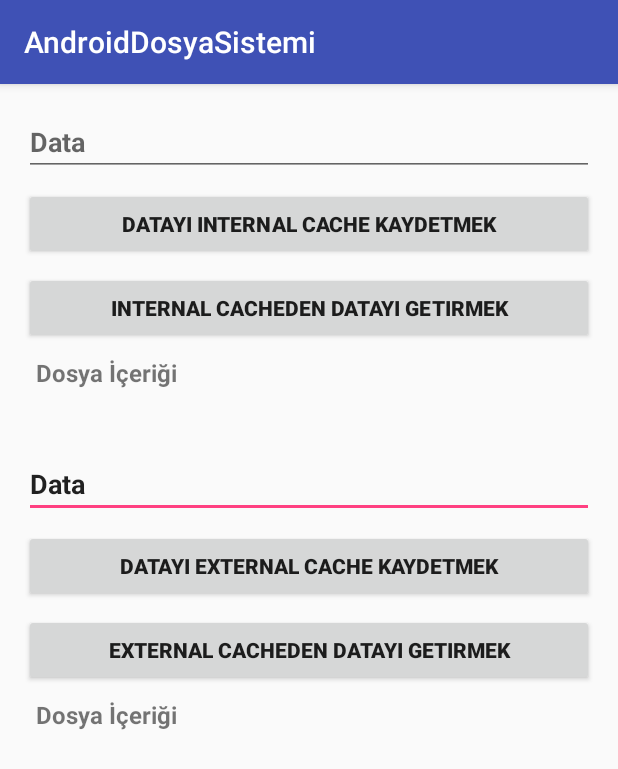
After one commit to KadirKuruca/AndroidDosyaSistemi, an Android app: the CacheStorageDemo screen opened directly, with no data from a screen before it, on a phone screen of 412 x 824 dp. The commit adds this screen. Shown: the top 769 px of the screen. Run offline under Robolectric (Android 15) with nearby library versions, the phone set to English and light mode, and no system bars.

Commit message:
InternalCache Storage yazma ve okuma işlemleri yapıldı.

```diff
--- a/app/src/main/AndroidManifest.xml
+++ b/app/src/main/AndroidManifest.xml
@@ -17,7 +17,8 @@
             </intent-filter>
         </activity>
         <activity android:name=".InternalStorageDemo" />
-        <activity android:name=".InternalStorageGoruntule"></activity>
+        <activity android:name=".InternalStorageGoruntule" />
+        <activity android:name=".CacheStorageDemo"></activity>
     </application>
 
 </manifest>
--- /dev/null
+++ b/app/src/main/java/com/example/kadir/androiddosyasistemi/CacheStorageDemo.java
@@ -0,0 +1,97 @@
+package com.example.kadir.androiddosyasistemi;
+
+import android.support.v7.app.AppCompatActivity;
+import android.os.Bundle;
+import android.view.View;
+import android.widget.EditText;
+import android.widget.TextView;
+import android.widget.Toast;
+
+import java.io.File;
+import java.io.FileInputStream;
+import java.io.FileNotFoundException;
+import java.io.FileOutputStream;
+import java.io.IOException;
+
+public class CacheStorageDemo extends AppCompatActivity {
+
+    EditText etData1,etData2;
+    TextView tvInternalCache,tvExternalCache;
+
+    @Override
+    protected void onCreate(Bundle savedInstanceState) {
+        super.onCreate(savedInstanceState);
+        setContentView(R.layout.activity_cache_storage_demo);
+        init();
+
+    }
+
+    private void init() {
+
+        etData1 = findViewById(R.id.editText);
+        etData2 = findViewById(R.id.editText2);
+        tvInternalCache = findViewById(R.id.tvDataInternalCache);
+        tvExternalCache = findViewById(R.id.tvDataExternalCache);
+    }
+
+    public void saveDataToInternalCache(View view) {
+
+        String cacheData = etData1.getText().toString();
+
+        File cacheFolder = getCacheDir();
+        File cacheFile = new File(cacheFolder,"cache_file.txt");
+        FileOutputStream fos = null;
+
+        try {
+            fos = new FileOutputStream(cacheFile);
+            fos.write(cacheData.getBytes());
+        } catch (FileNotFoundException e) {
+            e.printStackTrace();
+        } catch (IOException e) {
+            e.printStackTrace();
+        }
+        finally {
+            if(fos != null){
+                try {
+                    fos.close();
+                    Toast.makeText(this, "Dosyaya Yazma İşlemi Başarılı!", Toast.LENGTH_SHORT).show();
+                } catch (IOException e) {
+                    e.printStackTrace();
+                }
+            }
+        }
+
+
+    }
+
+    public void loadDataFromInternalCache(View view) {
+
+        File cacheFolder = getCacheDir();
+        File cacheFile = new File(cacheFolder,"cache_file.txt");
+        StringBuffer buffer = new StringBuffer();
+
+        FileInputStream fis = null;
+
+        try {
+            fis = new FileInputStream(cacheFile);
+            int read;
+            while((read=fis.read()) != -1){
+                buffer.append((char)read);
+            }
+        } catch (FileNotFoundException e) {
+            e.printStackTrace();
+        } catch (IOException e) {
+            e.printStackTrace();
+        }
+        finally {
+            if(fis != null){
+                try {
+                    fis.close();
+                } catch (IOException e) {
+                    e.printStackTrace();
+                }
+            }
+        }
+        tvInternalCache.setText(buffer);
+    }
+}
--- a/app/src/main/java/com/example/kadir/androiddosyasistemi/MainActivity.java
+++ b/app/src/main/java/com/example/kadir/androiddosyasistemi/MainActivity.java
@@ -18,4 +18,10 @@ public class MainActivity extends AppCompatActivity {
         Intent intent = new Intent(this,InternalStorageDemo.class);
         startActivity(intent);
     }
+
+    public void openCacheStorageDemo(View view) {
+
+        Intent intent = new Intent(this,CacheStorageDemo.class);
+        startActivity(intent);
+    }
 }
--- /dev/null
+++ b/app/src/main/res/layout/activity_cache_storage_demo.xml
@@ -0,0 +1,123 @@
+<?xml version="1.0" encoding="utf-8"?>
+<android.support.constraint.ConstraintLayout xmlns:android="http://schemas.android.com/apk/res/android"
+    xmlns:app="http://schemas.android.com/apk/res-auto"
+    xmlns:tools="http://schemas.android.com/tools"
+    android:layout_width="match_parent"
+    android:layout_height="match_parent"
+    tools:context="com.example.kadir.androiddosyasistemi.CacheStorageDemo">
+
+    <EditText
+        android:id="@+id/editText2"
+        android:layout_width="0dp"
+        android:layout_height="wrap_content"
+        android:layout_marginEnd="16dp"
+        android:layout_marginStart="16dp"
+        android:layout_marginTop="244dp"
+        android:ems="10"
+        android:inputType="textPersonName"
+        android:text="Data"
+        android:textStyle="bold"
+        app:layout_constraintEnd_toEndOf="parent"
+        app:layout_constraintHorizontal_bias="0.0"
+        app:layout_constraintStart_toStartOf="parent"
+        app:layout_constraintTop_toTopOf="parent" />
+
+    <Button
+        android:id="@+id/button8"
+        android:layout_width="0dp"
+        android:layout_height="wrap_content"
+        android:layout_marginEnd="16dp"
+        android:layout_marginStart="16dp"
+        android:layout_marginTop="8dp"
+        android:text="datayı external Cache Kaydetmek"
+        android:textStyle="bold"
+        app:layout_constraintEnd_toEndOf="parent"
+        app:layout_constraintHorizontal_bias="0.0"
+        app:layout_constraintStart_toStartOf="parent"
+        app:layout_constraintTop_toBottomOf="@+id/editText2" />
+
+    <Button
+        android:id="@+id/button10"
+        android:layout_width="0dp"
+        android:layout_height="wrap_content"
+        android:layout_marginEnd="16dp"
+        android:layout_marginStart="16dp"
+        android:layout_marginTop="8dp"
+        android:text="External Cacheden Datayı Getirmek"
+        android:textStyle="bold"
+        app:layout_constraintEnd_toEndOf="parent"
+        app:layout_constraintHorizontal_bias="0.312"
+        app:layout_constraintStart_toStartOf="parent"
+        app:layout_constraintTop_toBottomOf="@+id/button8" />
+
+    <TextView
+        android:id="@+id/tvDataExternalCache"
+        android:layout_width="wrap_content"
+        android:layout_height="wrap_content"
+        android:layout_marginStart="24dp"
+        android:layout_marginTop="8dp"
+        android:text="Dosya İçeriği"
+        android:textSize="16sp"
+        android:textStyle="bold"
+        app:layout_constraintStart_toStartOf="parent"
+        app:layout_constraintTop_toBottomOf="@+id/button10" />
+
+    <EditText
+        android:id="@+id/editText"
+        android:layout_width="0dp"
+        android:layout_height="wrap_content"
+        android:layout_marginEnd="16dp"
+        android:layout_marginStart="16dp"
+        android:layout_marginTop="16dp"
+        android:ems="10"
+        android:hint="Data"
+        android:inputType="textPersonName"
+        android:textStyle="bold"
+        app:layout_constraintEnd_toEndOf="parent"
+        app:layout_constraintStart_toStartOf="parent"
+        app:layout_constraintTop_toTopOf="parent" />
+
+    <Button
+        android:id="@+id/button"
+        android:layout_width="0dp"
+        android:layout_height="wrap_content"
+        android:layout_marginEnd="16dp"
+        android:layout_marginStart="16dp"
+        android:layout_marginTop="8dp"
+        android:text="datayı Internal Cache Kaydetmek"
+        android:onClick="saveDataToInternalCache"
+        android:textStyle="bold"
+        app:layout_constraintEnd_toEndOf="parent"
+        app:layout_constraintStart_toStartOf="parent"
+        app:layout_constraintTop_toBottomOf="@+id/editText" />
+
+    <Button
+        android:id="@+id/button6"
+        android:layout_width="0dp"
+        android:layout_height="wrap_content"
+        android:layout_marginEnd="16dp"
+        android:layout_marginStart="16dp"
+        android:layout_marginTop="8dp"
+        android:text="Internal Cacheden Datayı Getirmek"
+        android:onClick="loadDataFromInternalCache"
+        android:textStyle="bold"
+        app:layout_constraintEnd_toEndOf="parent"
+        app:layout_constraintHorizontal_bias="0.6"
+        app:layout_constraintStart_toStartOf="parent"
+        app:layout_constraintTop_toBottomOf="@+id/button" />
+
+    <TextView
+        android:id="@+id/tvDataInternalCache"
+        android:layout_width="wrap_content"
+        android:layout_height="wrap_content"
+        android:layout_marginStart="24dp"
+        android:layout_marginTop="8dp"
+        android:text="Dosya İçeriği"
+        android:textSize="16sp"
+        android:textStyle="bold"
+        app:layout_constraintStart_toStartOf="parent"
+        app:layout_constraintTop_toBottomOf="@+id/button6" />
+
+
+
+</android.support.constraint.ConstraintLayout>
```
Also changed, not shown: app/src/main/res/layout/activity_main.xml (+13 -1 lines).
